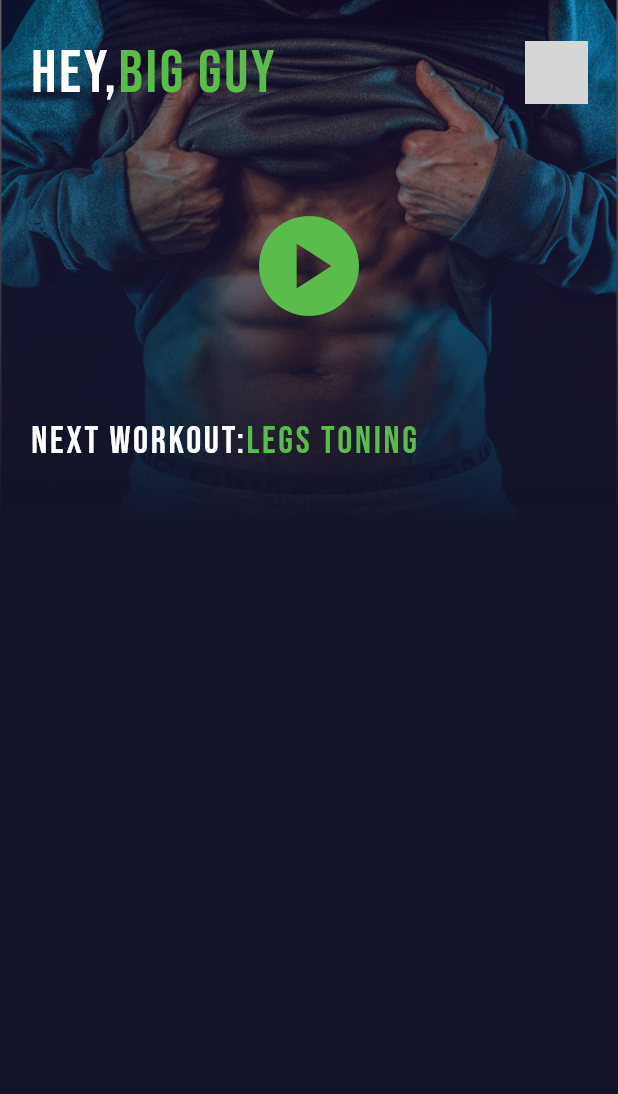
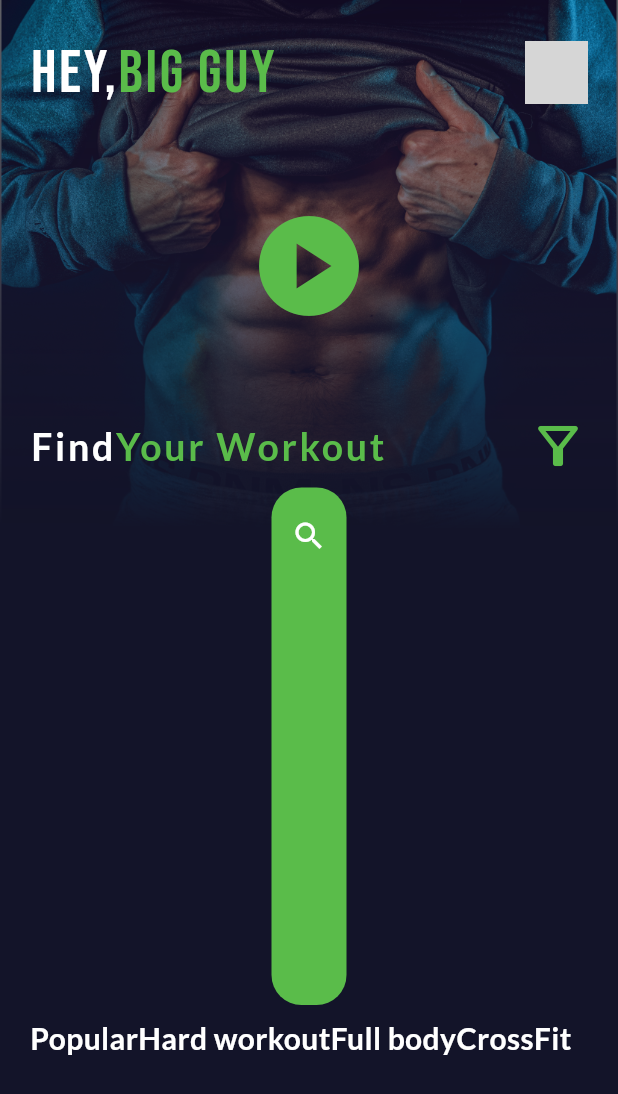
Before and after one commit to ktsweerathunga/workOut_flutterApp, a Flutter app: the HomeScreen screen opened directly, on a phone screen of 412 x 824 dp. Shown: the top 1094 px of the screen. Run offline on Flutter 3.47's test engine with Material 3 defaults, Android fonts, the phone set to English and light mode, and no system bars; our stand-ins replace google_fonts; grey boxes are pictures that could not be loaded.

Commit message:
update home screen layout with search functionality and improved text styles

```diff
--- a/lib/home_screen.dart
+++ b/lib/home_screen.dart
@@ -58,21 +58,76 @@ class _HomeScreenState extends State<HomeScreen> {
                 child: Icon(Icons.play_circle_sharp , size: 80, color: Color.fromARGB(255, 90, 188, 74),),
               ),
               Row(
+                mainAxisAlignment: MainAxisAlignment.spaceBetween,
                 children: [
                   Row(
                     children: [
-                      Text("Next workout:", style: GoogleFonts.bebasNeue(
+                      Text("Find", style: GoogleFonts.lato(
                         fontSize: 25,
                         color: Colors.white,
-                        letterSpacing: 1.8
+                        letterSpacing: 1.8,
+                        fontWeight: FontWeight.bold,
                       ),),
-                      Text("Legs Toning", style: GoogleFonts.bebasNeue(
+                      Text("Your Workout", style: GoogleFonts.lato(
                         fontSize: 25,
                         color: const Color.fromARGB(255, 90, 188, 74),
-                        letterSpacing: 1.8
+                        letterSpacing: 1.8,
+                        fontWeight: FontWeight.bold,
                       ),),
                     ],
-                  )
+                  ),
+                  Icon(
+                    Icons.filter_alt_outlined,
+                    color: const Color.fromARGB(255, 90, 188, 74),
+                    size: 40,
+                  ),
+                ],
+              ),
+              Padding(
+                padding: const EdgeInsets.symmetric(vertical: 8.0),
+                child: Container(
+                  height: 345,
+                  width: 50,
+                  decoration: BoxDecoration(
+                    color: Color.fromARGB(255, 90, 188, 74),
+                    borderRadius: BorderRadius.circular(20)
+                  ),
+                  child: Padding(
+                    padding: const EdgeInsets.all(8.0),
+                    child: TextFormField(
+                      decoration: InputDecoration(
+                        border: InputBorder.none,
+                        prefixIcon: Icon(Icons.search, color: Colors.white,),
+                        hintText: "Search",
+                        hintStyle: TextStyle(color: Colors.white, fontSize: 20),
+                      ),
+                      style: TextStyle(color: Colors.white54, fontSize: 20),
+                    ),
+                  ),
+                ),
+              ),
+              Row(
+                children: [
+                  Text("Popular", style: GoogleFonts.lato(
+                    fontSize: 20,
+                    color: Colors.white,
+                    fontWeight: FontWeight.bold
+                  )),
+                  Text("Hard workout", style: GoogleFonts.lato(
+                    fontSize: 20,
+                    color: Colors.white,
+                    fontWeight: FontWeight.bold
+                  )),
+                  Text("Full body", style: GoogleFonts.lato(
+                    fontSize: 20,
+                    color: Colors.white,
+                    fontWeight: FontWeight.bold
+                  )),
+                  Text("CrossFit", style: GoogleFonts.lato(
+                    fontSize: 20,
+                    color: Colors.white,
+                    fontWeight: FontWeight.bold
+                  )),
                 ],
               )
             ],
```
